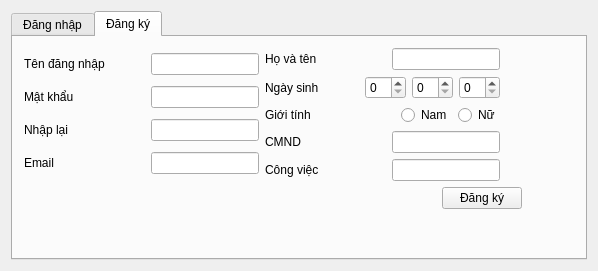
Qt form introform.ui (fantasyinferno/libpro) before a commit.
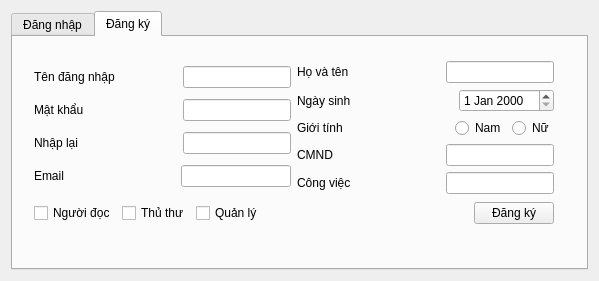
The same form after that commit.

Commit message: Improved registration form.

Diff of the .ui file:
```diff
--- a/introform.ui
+++ b/introform.ui
@@ -6,8 +6,8 @@
    <rect>
     <x>0</x>
     <y>0</y>
-    <width>598</width>
-    <height>271</height>
+    <width>599</width>
+    <height>281</height>
    </rect>
   </property>
   <property name="windowTitle">
@@ -82,10 +82,17 @@
       <attribute name="title">
        <string>Đăng ký</string>
       </attribute>
-      <layout class="QHBoxLayout" name="horizontalLayout_22">
+      <widget class="QWidget" name="">
+       <property name="geometry">
+        <rect>
+         <x>10</x>
+         <y>12</y>
+         <width>542</width>
+         <height>189</height>
+        </rect>
+       </property>
+       <layout class="QVBoxLayout" name="verticalLayout_6">
        <item>
-        <layout class="QFormLayout" name="formLayout_2">
-         <item row="0" column="0">
           <layout class="QHBoxLayout" name="horizontalLayout_19">
            <item>
             <layout class="QVBoxLayout" name="verticalLayout">
@@ -263,13 +270,7 @@
                 </spacer>
                </item>
                <item>
-                <widget class="QSpinBox" name="dk_ns_ngay"/>
-               </item>
-               <item>
-                <widget class="QSpinBox" name="dk_ns_thang"/>
-               </item>
-               <item>
-                <widget class="QSpinBox" name="dk_ns_nam"/>
+               <widget class="QDateEdit" name="dk_ns"/>
                </item>
               </layout>
              </item>
@@ -369,8 +370,29 @@
            </item>
           </layout>
          </item>
-         <item row="1" column="0">
-          <layout class="QHBoxLayout" name="horizontalLayout_20">
+        <item>
+         <layout class="QHBoxLayout" name="horizontalLayout_11">
+          <item>
+           <widget class="QCheckBox" name="dk_vt_reader">
+            <property name="text">
+             <string>Người đọc</string>
+            </property>
+           </widget>
+          </item>
+          <item>
+           <widget class="QCheckBox" name="dk_vt_librarian">
+            <property name="text">
+             <string>Thủ thư</string>
+            </property>
+           </widget>
+          </item>
+          <item>
+           <widget class="QCheckBox" name="dk_vt_manager">
+            <property name="text">
+             <string>Quản lý</string>
+            </property>
+           </widget>
+          </item>
            <item>
             <spacer name="horizontalSpacer_19">
              <property name="orientation">
@@ -378,14 +400,14 @@
              </property>
              <property name="sizeHint" stdset="0">
               <size>
-               <width>418</width>
-               <height>20</height>
+              <width>188</width>
+              <height>25</height>
               </size>
              </property>
             </spacer>
            </item>
            <item>
-            <widget class="QPushButton" name="pushButton_3">
+           <widget class="QPushButton" name="dangKyButton">
              <property name="text">
               <string>Đăng ký</string>
              </property>
@@ -394,8 +416,7 @@
           </layout>
          </item>
         </layout>
-       </item>
-      </layout>
+      </widget>
      </widget>
     </widget>
    </item>
```
Left out of the diff: 7 changed lines with no effect on the pictures. Lines whose indentation alone changed are shown as unchanged. The commit also changes 3 other files.
